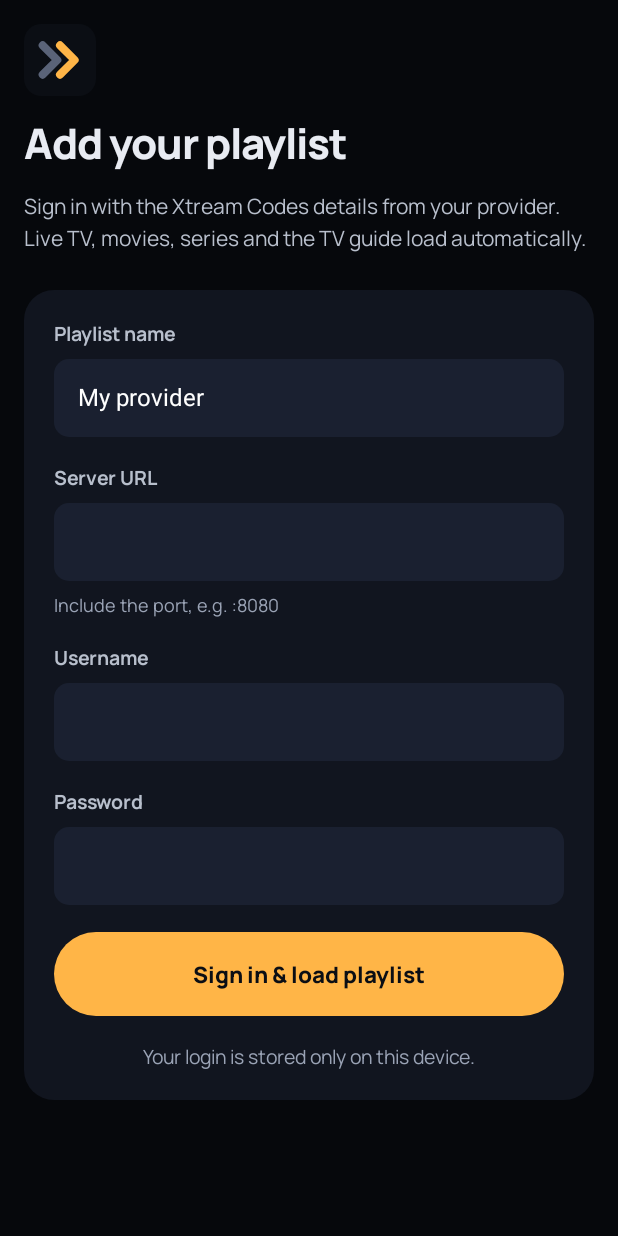
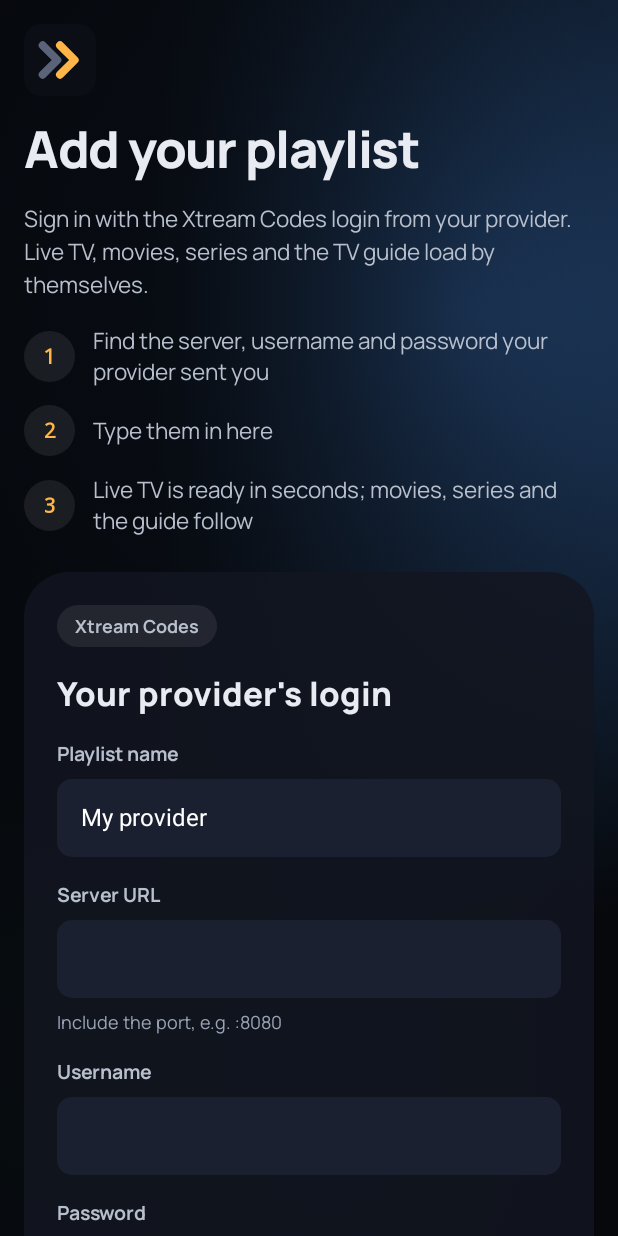
Before and after one commit to Beechey/relay, an Android app built with Jetpack Compose: the screen it shows after launch (MainActivity), on a phone screen of 412 x 824 dp. Run offline under Robolectric (Android 15) with nearby library versions, the phone set to English and light mode, and no system bars; libraries missing offline, so code that uses them is left out: com.google.android.gms; 3 statements that could not run were skipped.

Commit message:
Sign in: board 09 layout with soft backdrop, numbered steps and the form on a glass card

```diff
--- a/app/src/main/java/com/avetero/relay/feature/onboarding/LoginScreen.kt
+++ b/app/src/main/java/com/avetero/relay/feature/onboarding/LoginScreen.kt
@@ -27,6 +27,13 @@ import androidx.compose.ui.focus.FocusRequester
 import androidx.compose.ui.graphics.Color
 import androidx.compose.ui.text.input.KeyboardType
 import androidx.compose.ui.unit.dp
+import com.avetero.relay.ui.components.Pill
+import androidx.compose.ui.graphics.Brush
+import androidx.compose.ui.geometry.Offset
+import androidx.compose.ui.draw.drawBehind
+import androidx.compose.foundation.shape.CircleShape
+import androidx.compose.foundation.layout.size
+import androidx.compose.foundation.layout.Box
 import com.avetero.relay.app.AppState
 import com.avetero.relay.data.model.Account
 import com.avetero.relay.data.xtream.Xtream
@@ -43,7 +50,7 @@ import kotlinx.coroutines.Dispatchers
 import kotlinx.coroutines.launch
 import kotlinx.coroutines.withContext
 
-/** Board 01. */
+/** Board 09: sign in. shortcut: the "copy from another Relay" list arrives with household sync. */
 @Composable
 fun LoginScreen(app: AppState) {
     var name by remember { mutableStateOf("My provider") }
@@ -75,15 +82,29 @@ fun LoginScreen(app: AppState) {
 
     val phone = compact()
     val intro: @Composable () -> Unit = {
-        Column(Modifier.then(if (phone) Modifier.fillMaxWidth() else Modifier.width(380.dp)), verticalArrangement = Arrangement.spacedBy(if (phone) 12.dp else 20.dp)) {
-            LogoMark(if (phone) 48.dp else 64.dp)
-            T("Add your playlist", if (phone) 28 else 40, Heavy, maxLines = 2, lineHeight = if (phone) 32 else 44)
-            T("Sign in with the Xtream Codes details from your provider. Live TV, movies, series and the TV guide load automatically.", if (phone) 14 else 16, color = C.Soft, maxLines = 4, lineHeight = if (phone) 21 else 26)
-            if (app.store.playlists().isNotEmpty()) Btn("Back", { app.back() }, Modifier.width(120.dp), height = 44.dp)
+        Column(Modifier.then(if (phone) Modifier.fillMaxWidth() else Modifier.width(500.dp)), verticalArrangement = Arrangement.spacedBy(if (phone) 12.dp else 16.dp)) {
+            LogoMark(if (phone) 48.dp else 56.dp)
+            T("Add your playlist", if (phone) 34 else 54, Heavy, maxLines = 2, lineHeight = if (phone) 36 else 54)
+            T("Sign in with the Xtream Codes login from your provider. Live TV, movies, series and the TV guide load by themselves.", if (phone) 15 else 16, color = C.Soft, maxLines = 4, lineHeight = if (phone) 22 else 26)
+            Column(Modifier.padding(top = if (phone) 4.dp else 10.dp), verticalArrangement = Arrangement.spacedBy(12.dp)) {
+                listOf(
+                    "Find the server, username and password your provider sent you",
+                    if (phone) "Type them in here" else "Type them here, or from the Fire TV or Google TV app on your phone",
+                    "Live TV is ready in seconds; movies, series and the guide follow",
+                ).forEachIndexed { n, step ->
+                    Row(verticalAlignment = Alignment.CenterVertically, horizontalArrangement = Arrangement.spacedBy(12.dp)) {
+                        Box(Modifier.size(34.dp).clip(CircleShape).background(C.Glass2)) { T("${n + 1}", 14, Heavy, C.Accent, Modifier.align(Alignment.Center), mono = true) }
+                        T(step, 15, color = C.Soft, maxLines = 2, modifier = Modifier.weight(1f))
+                    }
+                }
+            }
+            if (app.store.playlists().isNotEmpty()) Btn("Back", { app.back() }, Modifier.padding(top = 8.dp), height = 48.dp)
         }
     }
     val form: @Composable (Modifier) -> Unit = { mod ->
-        Column(mod.clip(RoundedCornerShape(20.dp)).background(Color(0xFF11151F)).padding(if (phone) 20.dp else 36.dp), verticalArrangement = Arrangement.spacedBy(18.dp)) {
+        Column(mod.clip(RoundedCornerShape(30.dp)).background(C.Glass).padding(if (phone) 22.dp else 30.dp), verticalArrangement = Arrangement.spacedBy(16.dp)) {
+            Pill("Xtream Codes")
+            T("Your provider's login", 22, Heavy)
             Field("Playlist name", name, { name = it })
             Field("Server URL", server, { server = it }, hint = "Include the port, e.g. :8080", keyboard = KeyboardType.Uri, mono = true)
             if (phone) {
@@ -94,13 +115,19 @@ fun LoginScreen(app: AppState) {
                 Field("Password", pass, { pass = it }, Modifier.weight(1f), password = true, error = error != null)
             }
             if (error != null) T(error!!, 13, Bold, C.Error, maxLines = 2)
-            Btn(if (busy) "Signing in…" else "Sign in & load playlist", ::submit, Modifier.fillMaxWidth(), style = BtnStyle.Primary, height = 56.dp, enabled = !busy, focusRequester = first)
+            Btn(if (busy) "Signing in…" else "Sign in and load playlist", ::submit, Modifier.fillMaxWidth(), style = BtnStyle.Primary, height = 54.dp, enabled = !busy, focusRequester = first)
             T("Your login is stored only on this device.", 13, color = C.Muted, modifier = Modifier.align(Alignment.CenterHorizontally))
         }
     }
-    if (phone) Column(Modifier.fillMaxSize().background(C.Ground).statusBarsPadding().imePadding().verticalScroll(rememberScrollState()).padding(16.dp), verticalArrangement = Arrangement.spacedBy(24.dp)) {
+    // board 09's backdrop: soft blue and teal light, fading into the ground behind the copy
+    val backdrop = Modifier.fillMaxSize().background(C.Ground).drawBehind {
+        drawRect(Brush.radialGradient(listOf(Color(0xFF2F5F9C).copy(alpha = .9f), Color.Transparent), Offset(size.width * .75f, size.height * .25f), size.maxDimension * .5f))
+        drawRect(Brush.radialGradient(listOf(Color(0xFF123A34).copy(alpha = .9f), Color.Transparent), Offset(size.width * .15f, size.height * .85f), size.maxDimension * .4f))
+        drawRect(Brush.horizontalGradient(.25f to C.Ground.copy(alpha = .9f), 1f to C.Ground.copy(alpha = .3f)))
+    }
+    if (phone) Column(backdrop.statusBarsPadding().imePadding().verticalScroll(rememberScrollState()).padding(16.dp), verticalArrangement = Arrangement.spacedBy(24.dp)) {
         intro(); form(Modifier.fillMaxWidth())
-    } else Row(Modifier.fillMaxSize().background(C.Ground).imePadding().padding(horizontal = 64.dp, vertical = 24.dp), horizontalArrangement = Arrangement.spacedBy(96.dp, Alignment.CenterHorizontally), verticalAlignment = Alignment.CenterVertically) {
+    } else Row(backdrop.imePadding().padding(horizontal = 96.dp, vertical = 24.dp), horizontalArrangement = Arrangement.spacedBy(72.dp, Alignment.CenterHorizontally), verticalAlignment = Alignment.CenterVertically) {
         intro()
         // scrolls so the focused field stays above the on-screen keyboard
         form(Modifier.width(520.dp).verticalScroll(rememberScrollState()))
```
